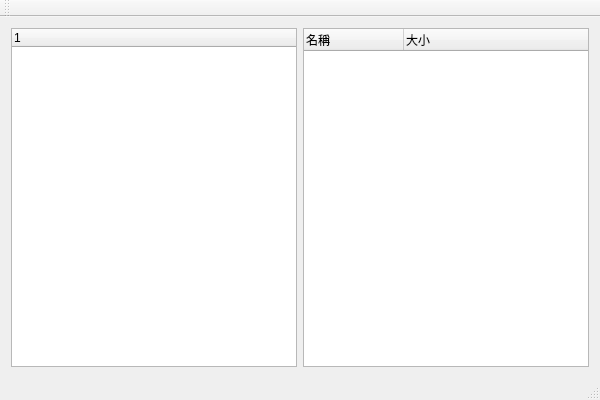
Above: QtFileExplorer.ui from gwankyun/QtFileExplorer before the change. Below: the same form after it.
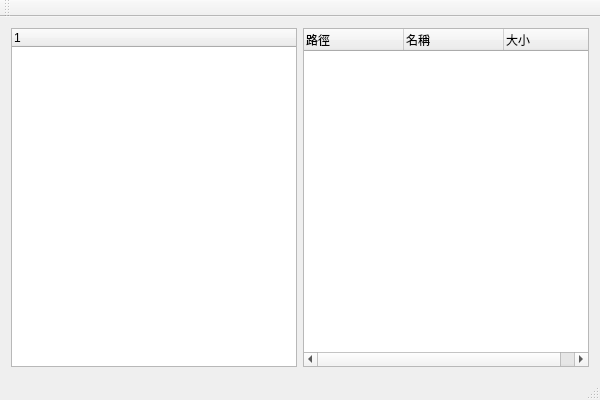
That is the form after the change.

Commit message: 利用穩藏列簡化實現

Diff of the .ui file:
```diff
--- a/QtFileExplorer.ui
+++ b/QtFileExplorer.ui
@@ -28,6 +28,11 @@
       </item>
       <item>
        <widget class="QTreeWidget" name="rightTreeWidget">
+        <column>
+         <property name="text">
+          <string>路徑</string>
+         </property>
+        </column>
         <column>
          <property name="text">
           <string>名稱</string>
```
The commit also changes 1 other file.
